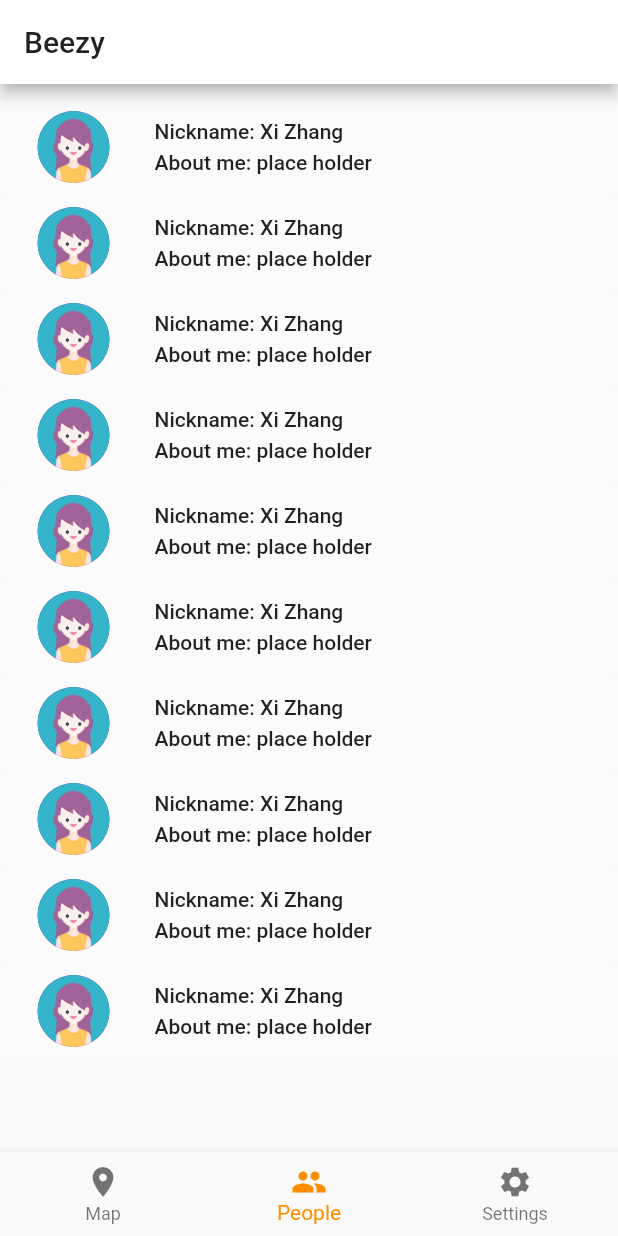
After one commit to BeezyApp/Beezy, a Flutter app: the screen it shows after launch, item 2 of the bottom bar chosen, on a phone screen of 412 x 824 dp. The commit adds this screen. Run offline on Flutter 3.47's test engine with Material 2 defaults, Android fonts, the phone set to English and light mode, and no system bars; our stand-ins replace google_maps_flutter, location, sliding_up_panel, tuple.

Commit message:
Added people page

```diff
--- /dev/null
+++ b/lib/contact.dart
@@ -0,0 +1,44 @@
+import 'dart:core';
+import 'package:flutter/material.dart';
+import 'package:google_maps_flutter/google_maps_flutter.dart';
+
+List<Contact> g_people = [
+  Contact("xi_zhang", "Xi Zhang", false, "images/people_xi.png"),
+  Contact("xi_zhang", "Xi Zhang", false, "images/people_xi.png"),
+  Contact("xi_zhang", "Xi Zhang", false, "images/people_xi.png"),
+  Contact("xi_zhang", "Xi Zhang", false, "images/people_xi.png"),
+  Contact("xi_zhang", "Xi Zhang", false, "images/people_xi.png"),
+  Contact("xi_zhang", "Xi Zhang", false, "images/people_xi.png"),
+  Contact("xi_zhang", "Xi Zhang", false, "images/people_xi.png"),
+  Contact("xi_zhang", "Xi Zhang", false, "images/people_xi.png"),
+  Contact("xi_zhang", "Xi Zhang", false, "images/people_xi.png"),
+  Contact("xi_zhang", "Xi Zhang", false, "images/people_xi.png"),
+];
+
+class Contact {
+  Contact(String key, String name, bool isGroup, String avatarPath) {
+    this._key = key;
+    this._name = name;
+    this._isGroup = isGroup;
+    this._avatarPath = avatarPath;
+    if (avatarPath.isEmpty) {
+      _bitmapDesctiptor = null;
+    } else {
+      BitmapDescriptor.fromAssetImage(
+              ImageConfiguration(size: Size(50, 50)), avatarPath)
+          .then((value) => this._bitmapDesctiptor = value);
+    }
+  }
+
+  String get key => _key;
+  String get name => _name;
+  bool get isGroup => _isGroup;
+  String get avatarPath => _avatarPath;
+  BitmapDescriptor get bitmapDesctiptor => _bitmapDesctiptor;
+
+  String _key;
+  String _name;
+  bool _isGroup;
+  String _avatarPath;
+  BitmapDescriptor _bitmapDesctiptor;
+}
--- a/lib/main.dart
+++ b/lib/main.dart
@@ -4,6 +4,7 @@ import 'package:flutter/material.dart';
 import 'theme.dart';
 import 'map_page.dart';
 import 'settings_page.dart';
+import 'people_page.dart';
 import 'message_composer.dart';
 import 'chat_message.dart';
 
@@ -32,9 +33,7 @@ class MainScreenState extends State<MainScreen> with TickerProviderStateMixin {
   final PageStorageBucket _bucket = PageStorageBucket();
   final List<Widget> _children = [
     MapPage(key: PageStorageKey('map_page')),
-    MapPage(
-      key: PageStorageKey('test1'),
-    ),
+    PeoplePage(),
     SettingsPage(),
   ];
 
@@ -80,6 +79,7 @@ class MainScreenState extends State<MainScreen> with TickerProviderStateMixin {
     );
   }
 }
+
 
 //! Draggable scrollable sheet
 // DraggableScrollableSheet(
--- a/lib/map_page.dart
+++ b/lib/map_page.dart
@@ -1,5 +1,4 @@
 import 'dart:async';
-import 'package:bitmap/bitmap.dart';
 import 'package:flutter/material.dart';
 import 'package:flutter/services.dart';
 import 'package:flutter/cupertino.dart';
--- /dev/null
+++ b/lib/people_page.dart
@@ -0,0 +1,97 @@
+import 'dart:core';
+
+import 'package:Beezy/contact.dart';
+import 'package:flutter/material.dart';
+import 'package:tuple/tuple.dart';
+
+import 'theme.dart';
+
+class PeoplePage extends StatefulWidget {
+  const PeoplePage({
+    Key key,
+  }) : super(key: key);
+
+  @override
+  _PeoplePageState createState() => _PeoplePageState();
+}
+
+class _PeoplePageState extends State<PeoplePage> {
+  List<Widget> _contactWidgets = [];
+
+  Widget createContactItem(Contact contact) {
+    return Container(
+      child: FlatButton(
+        color: Colors.white10,
+        padding: EdgeInsets.fromLTRB(25.0, 8.0, 25.0, 8.0),
+
+        child: Row(
+          children: <Widget>[
+            contact.avatarPath.isEmpty
+                ? Material(
+                    child: Icon(
+                      Icons.account_circle,
+                      size: 48,
+                      color: Colors.grey,
+                    ),
+                    clipBehavior: Clip.hardEdge,
+                    borderRadius: BorderRadius.all(Radius.circular(24)),
+                  )
+                : CircleAvatar(
+                    radius: 24,
+                    backgroundImage: AssetImage(contact.avatarPath),
+                  ),
+            Flexible(
+              child: Container(
+                margin: EdgeInsets.only(left: 20.0),
+                child: Column(
+                  children: <Widget>[
+                    Container(
+                      alignment: Alignment.centerLeft,
+                      margin: EdgeInsets.fromLTRB(10.0, 0.0, 0.0, 5.0),
+                      child: Text(
+                        'Nickname: ${contact.name}',
+                        style: TextStyle(color: Colors.black87),
+                      ),
+                    ),
+                    Container(
+                      alignment: Alignment.centerLeft,
+                      margin: EdgeInsets.fromLTRB(10.0, 0.0, 0.0, 0.0),
+                      child: Text(
+                        'About me: place holder',
+                        style: TextStyle(color: Colors.black87),
+                      ),
+                    )
+                  ],
+                ),
+              ),
+            ),
+          ],
+        ),
+        onPressed: () {
+          // Navigator.push(
+          //     context,
+          //     MaterialPageRoute(
+          //         builder: (context) => Chat(
+          //               peerId: document.documentID,
+          //               peerAvatar: document['photoUrl'],
+          //             )));
+        },
+      ),
+    );
+  }
+
+  @override
+  void initState() {
+    for (var contact in g_people) {
+      _contactWidgets.add(createContactItem(contact));
+    }
+    super.initState();
+  }
+
+  @override
+  Widget build(BuildContext context) {
+    return ListView(children: _contactWidgets,
+            padding: EdgeInsets.fromLTRB(0, 10.0, 0, 10.0),
+    );
+  }
+}
--- a/pubspec.yaml
+++ b/pubspec.yaml
@@ -24,7 +24,6 @@ dependencies:
   location:
   intl:
   sliding_up_panel: 1.0.2
-  bitmap: 0.0.6
   tuple: 1.0.3
   # The following adds the Cupertino Icons font to your application.
   # Use with the CupertinoIcons class for iOS style icons.
```
Also changed, not shown: pubspec.lock.
